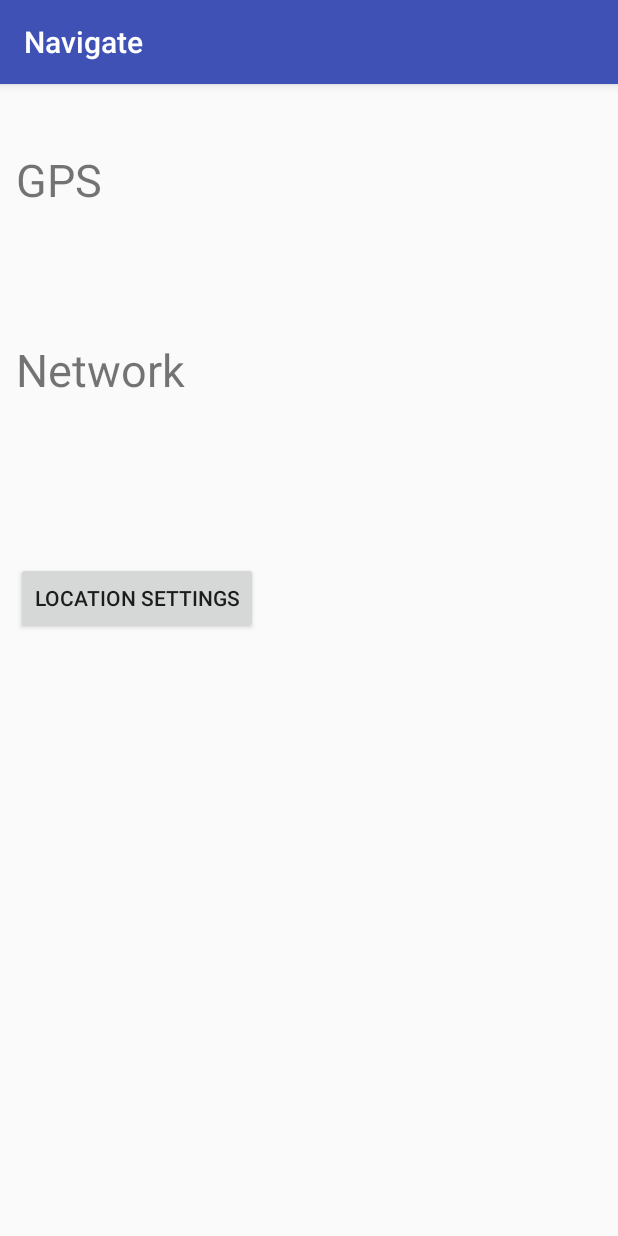
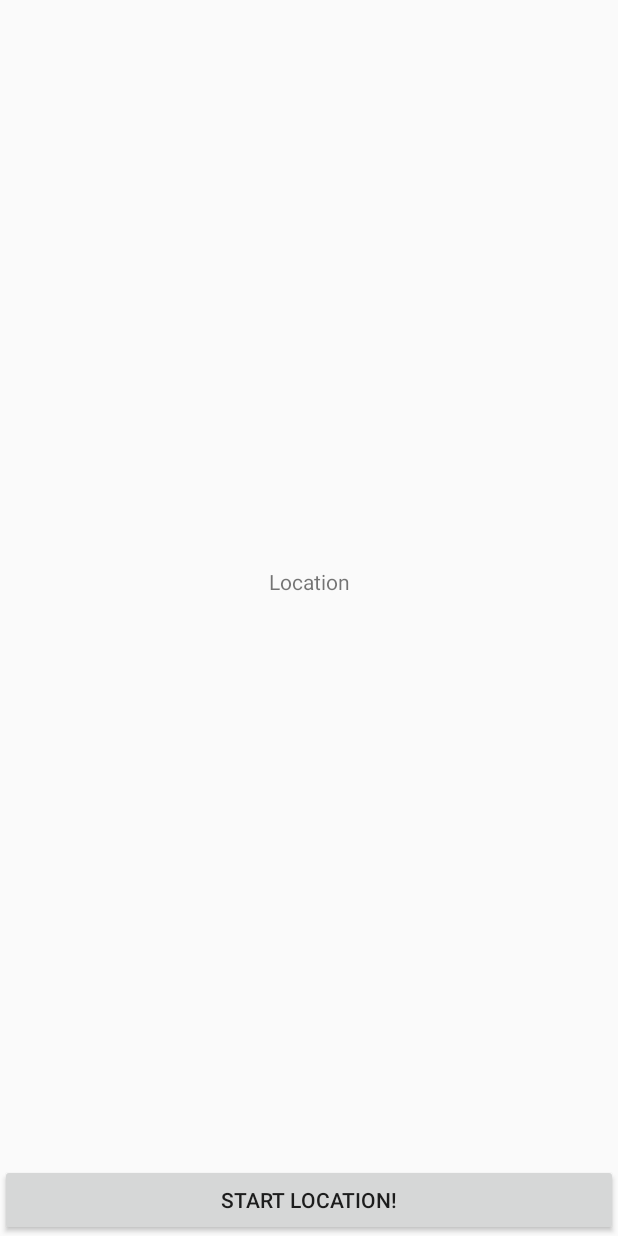
Before and after one commit to Danseer/Navigate, an Android app: the screen it shows after launch (MainActivity), on a phone screen of 412 x 824 dp. Run offline under Robolectric (Android 15) with nearby library versions, the phone set to English and light mode, and no system bars; libraries missing offline, so code that uses them is left out: io.nlopez.smartlocation.

Commit message:
new method

```diff
--- a/app/src/main/java/com/example/konstantin/navigate/MainActivity.java
+++ b/app/src/main/java/com/example/konstantin/navigate/MainActivity.java
@@ -1,86 +1,109 @@
 package com.example.konstantin.navigate;
 
-//detecting location from GPS and Network
 
-import android.content.Intent;
+import android.Manifest;
+import android.app.Activity;
+import android.content.pm.PackageManager;
+import android.location.Address;
 import android.location.Location;
-import android.location.LocationListener;
-import android.location.LocationManager;
-import android.support.v7.app.AppCompatActivity;
 import android.os.Bundle;
+import android.support.annotation.NonNull;
+import android.support.v4.app.ActivityCompat;
+import android.support.v4.content.ContextCompat;
+import android.text.TextUtils;
 import android.view.View;
+import android.widget.Button;
 import android.widget.TextView;
 
-import java.util.Date;
+import java.util.ArrayList;
+import java.util.List;
 
-public class MainActivity extends AppCompatActivity {
+import io.nlopez.smartlocation.OnLocationUpdatedListener;
+import io.nlopez.smartlocation.OnReverseGeocodingListener;
+import io.nlopez.smartlocation.SmartLocation;
+
+import io.nlopez.smartlocation.location.providers.LocationGooglePlayServicesProvider;
+
+public class MainActivity extends Activity implements OnLocationUpdatedListener {
+
+    private TextView locationText;
 
 
-    TextView tvEnabledGPS;
-    TextView tvStatusGPS;
-    TextView tvLocationGPS;
-    TextView tvEnabledNet;
-    TextView tvStatusNet;
-    TextView tvLocationNet;
+    private LocationGooglePlayServicesProvider provider;
 
-    private LocationManager locationManager;
+    private static final int LOCATION_PERMISSION_ID = 1001;
 
     @Override
-    protected void onCreate(Bundle savedInstanceState) {
-        super.onCreate(savedInstanceState);
+    public void onCreate(Bundle bundle) {
+        super.onCreate(bundle);
         setContentView(R.layout.activity_main);
 
-        tvEnabledGPS = (TextView) findViewById(R.id.tvEnabledGPS);
-        tvStatusGPS = (TextView) findViewById(R.id.tvStatusGPS);
-        tvLocationGPS = (TextView) findViewById(R.id.tvLocationGPS);
-        tvEnabledNet = (TextView) findViewById(R.id.tvEnabledNet);
-        tvStatusNet = (TextView) findViewById(R.id.tvStatusNet);
-        tvLocationNet = (TextView) findViewById(R.id.tvLocationNet);
 
-        locationManager = (LocationManager) getSystemService(LOCATION_SERVICE);
+        Button startLocation = (Button) findViewById(R.id.start_location);
+        startLocation.setOnClickListener(new View.OnClickListener() {
+            @Override
+            public void onClick(View view) {
+                // Location permission not granted
+                if (ContextCompat.checkSelfPermission(MainActivity.this, Manifest.permission.ACCESS_FINE_LOCATION) != PackageManager.PERMISSION_GRANTED) {
+                    ActivityCompat.requestPermissions(MainActivity.this, new String[]{Manifest.permission.ACCESS_FINE_LOCATION}, LOCATION_PERMISSION_ID);
+                    return;
                 }
-
-
-
-    public void onClickLocationSettings(View view) {
-        startActivity(new Intent(
-                android.provider.Settings.ACTION_LOCATION_SOURCE_SETTINGS));
+                startLocation();
             }
-
-    private LocationListener locationListener = new LocationListener() {
-        @Override
-        public void onLocationChanged(Location location) {
-
+        });
+        locationText = (TextView) findViewById(R.id.location_text);
     }
 
     @Override
-        public void onStatusChanged(String provider, int status, Bundle bundle) {
-            if (provider.equals(locationManager.GPS_PROVIDER))
-                tvStatusGPS.setText("STATUS " + String.valueOf(status));
-            else if (provider.equals(locationManager.NETWORK_PROVIDER))
-                tvStatusNet.setText("STATUS " + String.valueOf(status));
+    public void onRequestPermissionsResult(int requestCode, @NonNull String[] permissions, @NonNull int[] grantResults) {
+        if (requestCode == LOCATION_PERMISSION_ID && grantResults.length > 0 && grantResults[0] == PackageManager.PERMISSION_GRANTED) {
+            startLocation();
+        }
+    }
+
+    private void startLocation() {
+        provider = new LocationGooglePlayServicesProvider();
+        provider.setCheckLocationSettings(true);
+        SmartLocation smartLocation = new SmartLocation.Builder(this).logging(true).build();
+        smartLocation.location(provider).start(this);
     }
 
     @Override
-        public void onProviderEnabled(String s) {
-            checkEnabled();
+    public void onLocationUpdated(Location location) {
+        showLocation(location);
     }
 
-        @Override
-        public void onProviderDisabled(String s) {
-            checkEnabled();
+    private void showLocation(Location location) {
+        if (location != null) {
+            final String text = String.format("%.6f, %.6f",
+                    location.getLatitude(),
+                    location.getLongitude());
+            locationText.setText(text);
+            reversGeocod(location, text);
+
+
+        } else {
+            locationText.setText("Null location");
         }
-    };
-
-    private void checkEnabled() {
-        tvEnabledGPS.setText("Enabled: " + locationManager.isProviderEnabled(locationManager.GPS_PROVIDER));
-        tvEnabledNet.setText("Enabled: " + locationManager.isProviderEnabled(locationManager.NETWORK_PROVIDER));
     }
 
-
-
-
-
-
+    private void reversGeocod(Location location, final String text) {
+        SmartLocation.with(this).geocoding().reverse(location, new OnReverseGeocodingListener() {
+            @Override
+            public void onAddressResolved(Location original, List<Address> results) {
+                if (results.size() > 0) {
+                    Address result = results.get(0);
+                    StringBuilder builder = new StringBuilder(text);
+                    builder.append("\n[Reverse Geocoding] ");
+                    List<String> addressElements = new ArrayList<>();
+                    for (int i = 0; i <= result.getMaxAddressLineIndex(); i++) {
+                        addressElements.add(result.getAddressLine(i));
+                    }
+                    builder.append(TextUtils.join(", ", addressElements));
+                    locationText.setText(builder.toString());
+                }
+            }
+        });
+    }
 
 }
--- a/app/src/main/res/layout/activity_main.xml
+++ b/app/src/main/res/layout/activity_main.xml
@@ -1,92 +1,28 @@
 <?xml version="1.0" encoding="utf-8"?>
 <LinearLayout xmlns:android="http://schemas.android.com/apk/res/android"
-    xmlns:tools="http://schemas.android.com/tools"
     android:layout_width="match_parent"
     android:layout_height="match_parent"
-    android:orientation="vertical"
-    android:padding="5dp"
-    tools:context="com.example.konstantin.navigate.MainActivity">
+    android:gravity="center"
+    android:orientation="vertical">
+
+    <TextView
+        android:id="@+id/location_text"
+        android:layout_width="match_parent"
+        android:layout_height="0dp"
+        android:text="Location"
+        android:layout_weight="1"
+        android:gravity="center"/>
 
     <LinearLayout
-        android:layout_width="match_parent"
-        android:layout_height="wrap_content"
-        android:layout_margin="5dp"
-        android:orientation="vertical">
+        android:layout_width="fill_parent"
+        android:layout_height="wrap_content">
 
-        <TextView
-            android:id="@+id/tvEnabledGPS"
+        <Button
             android:layout_width="match_parent"
             android:layout_height="wrap_content"
-            android:textSize="24sp">
-        </TextView>
-
-        <TextView
-            android:id="@+id/tvTitleGPS"
-            android:layout_width="match_parent"
-            android:layout_height="wrap_content"
-            android:text="@string/provider_gps"
-            android:textSize="30sp">
-        </TextView>
-
-        <TextView
-            android:id="@+id/tvStatusGPS"
-            android:layout_width="match_parent"
-            android:layout_height="wrap_content"
-            android:textSize="24sp">
-        </TextView>
-
-        <TextView
-            android:id="@+id/tvLocationGPS"
-            android:layout_width="match_parent"
-            android:layout_height="wrap_content"
-            android:textSize="24sp">
-        </TextView>
-
-    </LinearLayout>
-
-    <LinearLayout
-        android:layout_width="match_parent"
-        android:layout_height="wrap_content"
-        android:layout_margin="5dp"
-        android:orientation="vertical">
-
-        <TextView
-            android:id="@+id/tvTitleNet"
-            android:layout_width="wrap_content"
-            android:layout_height="wrap_content"
-            android:layout_marginTop="10dp"
-            android:text="@string/provider_network"
-            android:textSize="30sp">
-        </TextView>
-
-        <TextView
-            android:id="@+id/tvEnabledNet"
-            android:layout_width="wrap_content"
-            android:layout_height="wrap_content"
-            android:textSize="24sp">
-        </TextView>
-
-        <TextView
-            android:id="@+id/tvStatusNet"
-            android:layout_width="wrap_content"
-            android:layout_height="wrap_content"
-            android:textSize="24sp">
-        </TextView>
-
-        <TextView
-            android:id="@+id/tvLocationNet"
-            android:layout_width="wrap_content"
-            android:layout_height="wrap_content"
-            android:textSize="24sp">
-        </TextView>
-
-        <Button
-            android:id="@+id/btnGoSettings"
-            android:layout_width="wrap_content"
-            android:layout_height="wrap_content"
-            android:layout_marginTop="10dp"
-            android:onClick="onClickLocationSettings"
-            android:text="@string/location_settings"></Button>
+            android:text="Start Location!"
+            android:id="@+id/start_location"
+            android:layout_weight="1"/>
 
     </LinearLayout>
 
--- a/build.gradle
+++ b/build.gradle
@@ -3,9 +3,10 @@
 buildscript {
     repositories {
         jcenter()
+        google()
     }
     dependencies {
-        classpath 'com.android.tools.build:gradle:2.3.3'
+        classpath 'com.android.tools.build:gradle:3.0.1'
 
         // NOTE: Do not place your application dependencies here; they belong
         // in the individual module build.gradle files
@@ -15,6 +16,7 @@ buildscript {
 allprojects {
     repositories {
         jcenter()
+        google()
     }
 }
 
```
Also changed, not shown: app/build.gradle (+6 -3 lines), gradle/wrapper/gradle-wrapper.properties. Lines whose indentation alone changed are shown as unchanged.
